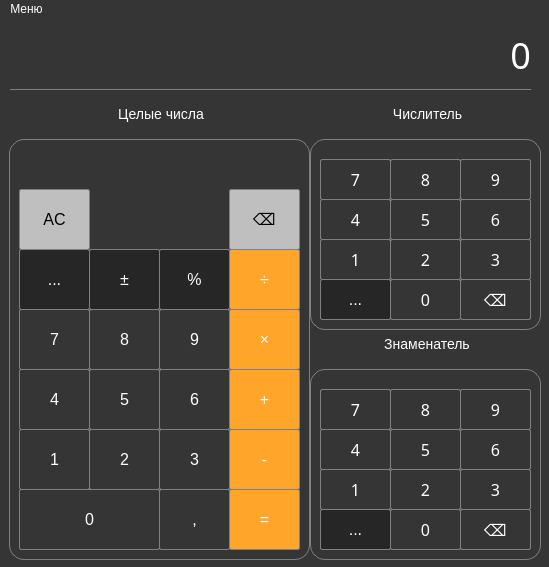
First picture: the form in CurseWork/CurseWork/mainwindow.ui, repository ofu-hub/Course-project-on-OOP, before the edit.
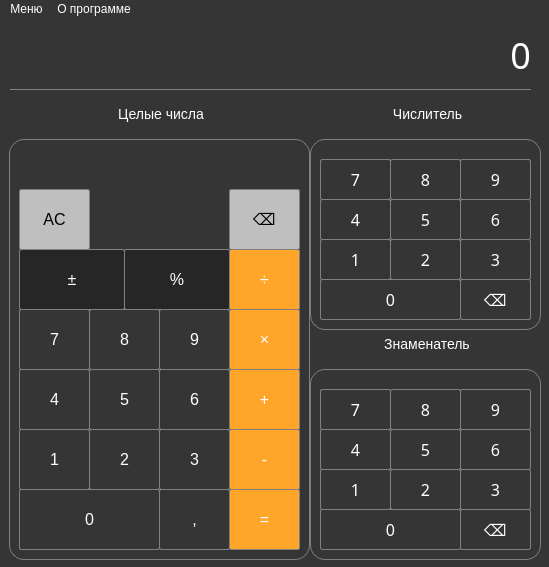
Second picture: the form after the edit.

What changed in the file:
```diff
--- a/CurseWork/CurseWork/mainwindow.ui
+++ b/CurseWork/CurseWork/mainwindow.ui
@@ -246,9 +246,9 @@
     <widget class="QPushButton" name="pushButton_ch0">
      <property name="geometry">
       <rect>
-       <x>80</x>
+       <x>10</x>
        <y>180</y>
-       <width>71</width>
+       <width>141</width>
        <height>41</height>
       </rect>
      </property>
@@ -459,33 +459,6 @@
       <string>6</string>
      </property>
     </widget>
-    <widget class="QPushButton" name="pushButton_etcch">
-     <property name="geometry">
-      <rect>
-       <x>10</x>
-       <y>180</y>
-       <width>71</width>
-       <height>41</height>
-      </rect>
-     </property>
-     <property name="styleSheet">
-      <string notr="true">QPushButton {
-	color: white;
-	background-color:rgb(38, 38, 38);
-	border: 1px solid gray;
-	border-radius: 2px;
-	font-size: 16px;
-}
-
-QPushButton:pressed {
-	background-color: rgb(53, 53, 53);
-	border-radius: 2px;
-}</string>
-     </property>
-     <property name="text">
-      <string>...</string>
-     </property>
-    </widget>
    </widget>
    <widget class="QLabel" name="label">
     <property name="geometry">
@@ -549,39 +522,12 @@
     <property name="title">
      <string>Знаменатель</string>
     </property>
-    <widget class="QPushButton" name="pushButton_etcz">
-     <property name="geometry">
-      <rect>
-       <x>10</x>
-       <y>180</y>
-       <width>71</width>
-       <height>41</height>
-      </rect>
-     </property>
-     <property name="styleSheet">
-      <string notr="true">QPushButton {
-	color: white;
-	background-color:rgb(38, 38, 38);
-	border: 1px solid gray;
-	border-radius: 2px;
-	font-size: 16px;
-}
-
-QPushButton:pressed {
-	background-color: rgb(53, 53, 53);
-	border-radius: 2px;
-}</string>
-     </property>
-     <property name="text">
-      <string>...</string>
-     </property>
-    </widget>
     <widget class="QPushButton" name="pushButton_z0">
      <property name="geometry">
       <rect>
-       <x>80</x>
+       <x>10</x>
        <y>180</y>
-       <width>71</width>
+       <width>141</width>
        <height>41</height>
       </rect>
      </property>
@@ -1110,9 +1056,9 @@
     <widget class="QPushButton" name="pushButton_plus_minus">
      <property name="geometry">
       <rect>
-       <x>80</x>
+       <x>10</x>
        <y>150</y>
-       <width>71</width>
+       <width>106</width>
        <height>61</height>
       </rect>
      </property>
@@ -1137,9 +1083,9 @@
     <widget class="QPushButton" name="pushButton_precent">
      <property name="geometry">
       <rect>
-       <x>150</x>
+       <x>115</x>
        <y>150</y>
-       <width>71</width>
+       <width>106</width>
        <height>61</height>
       </rect>
      </property>
@@ -1539,33 +1485,6 @@
       <string>6</string>
      </property>
     </widget>
-    <widget class="QPushButton" name="pushButton_etc">
-     <property name="geometry">
-      <rect>
-       <x>10</x>
-       <y>150</y>
-       <width>71</width>
-       <height>61</height>
-      </rect>
-     </property>
-     <property name="styleSheet">
-      <string notr="true">QPushButton {
-	color: white;
-	background-color:rgb(38, 38, 38);
-	border: 1px solid gray;
-	border-radius: 2px;
-	font-size: 16px;
-}
-
-QPushButton:pressed {
-	background-color: rgb(53, 53, 53);
-	border-radius: 2px;
-}</string>
-     </property>
-     <property name="text">
-      <string>...</string>
-     </property>
-    </widget>
    </widget>
   </widget>
   <widget class="QMenuBar" name="menubar">
@@ -1587,8 +1506,19 @@
     <property name="title">
      <string>Меню</string>
     </property>
+    <addaction name="action"/>
+    <addaction name="action_2"/>
+    <addaction name="separator"/>
+    <addaction name="action_4"/>
+   </widget>
+   <widget class="QMenu" name="menu_2">
+    <property name="title">
+     <string>О программе</string>
+    </property>
+    <addaction name="action_6"/>
    </widget>
    <addaction name="menu"/>
+   <addaction name="menu_2"/>
   </widget>
  </widget>
  <resources/>
```
Left out of the diff: 25 changed lines with no effect on the pictures.
